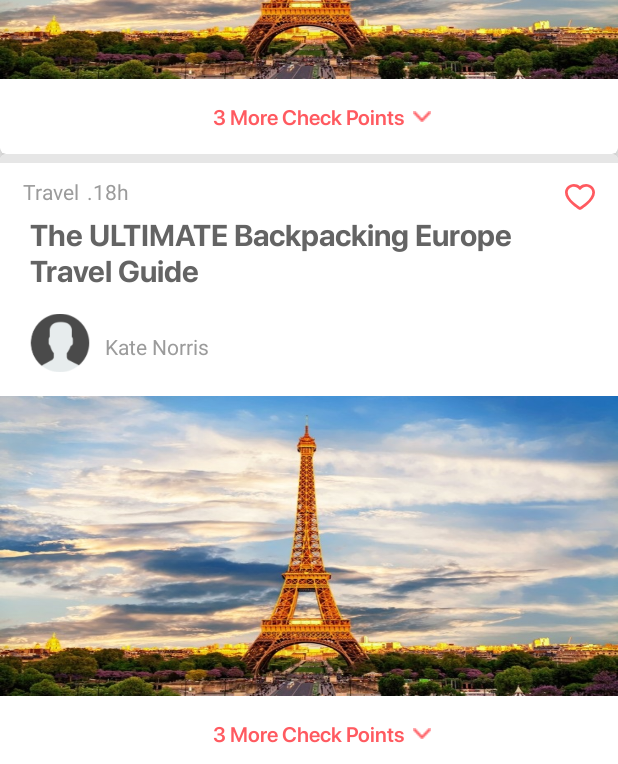
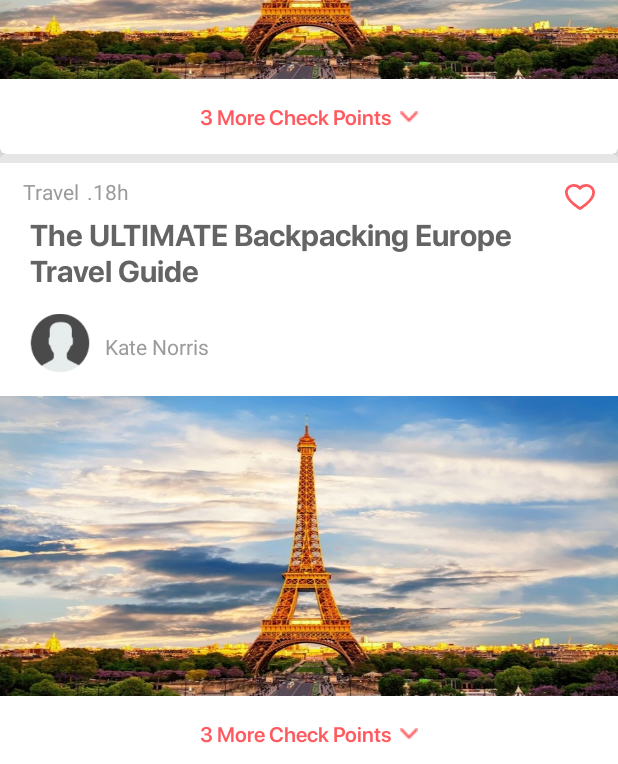
Before and after one commit to khaled2252/Publist, an Android app: the layout fragment_wishes.xml on its own in the app's theme, with its tools: preview values and no code run, on a phone screen of 412 x 824 dp. Shown: the part 463-1227 px from the top of the screen. Run offline under Robolectric (Android 15) with nearby library versions, the phone set to English and light mode, and no system bars.

Commit message:
Fix design issues for see more (implemented in a much better way)

```diff
--- a/app/src/main/res/layout/item_wish.xml
+++ b/app/src/main/res/layout/item_wish.xml
@@ -118,26 +118,31 @@
                 android:id="@+id/wishItemsRecyclerView"
                 android:layout_width="match_parent"
                 android:layout_height="wrap_content"
-                android:layout_marginBottom="15dp"
                 android:orientation="vertical"
                 app:layoutManager="androidx.recyclerview.widget.LinearLayoutManager"
-                app:layout_constraintBottom_toTopOf="@+id/moreTextView"
+                app:layout_constraintBottom_toTopOf="@+id/seeMoreLayout"
                 app:layout_constraintTop_toBottomOf="@id/wishImageView"
                 tools:itemCount="3"
                 tools:listitem="@layout/item_wish_item" />
 
-            <TextView
-                android:id="@+id/moreTextView"
+            <LinearLayout
+                android:id="@+id/seeMoreLayout"
                 android:layout_width="wrap_content"
                 android:layout_height="wrap_content"
-                android:layout_marginBottom="15dp"
-                android:drawablePadding="10dp"
-                android:fontFamily="@font/sfprodisplaysemibold"
-                android:textColor="@color/sunsetOrange"
+                android:orientation="horizontal"
+                android:gravity="center"
+                android:padding="15dp"
                 app:layout_constraintBottom_toBottomOf="parent"
                 app:layout_constraintEnd_toEndOf="parent"
                 app:layout_constraintStart_toStartOf="parent"
                 app:layout_constraintTop_toBottomOf="@id/wishItemsRecyclerView"
+                >
+            <TextView
+                android:id="@+id/seeMoreTextView"
+                android:layout_width="wrap_content"
+                android:layout_height="wrap_content"
+                android:fontFamily="@font/sfprodisplaysemibold"
+                android:textColor="@color/sunsetOrange"
                 tools:text="3 More Check Points" />
 
             <ImageView
@@ -145,11 +150,8 @@
                 android:layout_width="wrap_content"
                 android:layout_height="wrap_content"
                 android:layout_marginStart="5dp"
-                app:layout_constraintBottom_toBottomOf="parent"
-                app:layout_constraintStart_toEndOf="@id/moreTextView"
-                app:layout_constraintTop_toBottomOf="@id/wishItemsRecyclerView"
                 android:src="@drawable/ic_down" />
-
+            </LinearLayout>
         </androidx.constraintlayout.widget.ConstraintLayout>
     </com.google.android.material.card.MaterialCardView>
 </layout>
```
Also changed, not shown: app/src/main/java/co/publist/core/utils/Utils.kt (+15 -0 lines), app/src/main/java/co/publist/features/wishes/WishItemsAdapter.kt (+29 -42 lines), app/src/main/java/co/publist/features/wishes/WishesAdapter.kt (+3 -10 lines), app/src/main/java/co/publist/features/wishes/WishesFirestoreAdapter.kt (+5 -5 lines).
